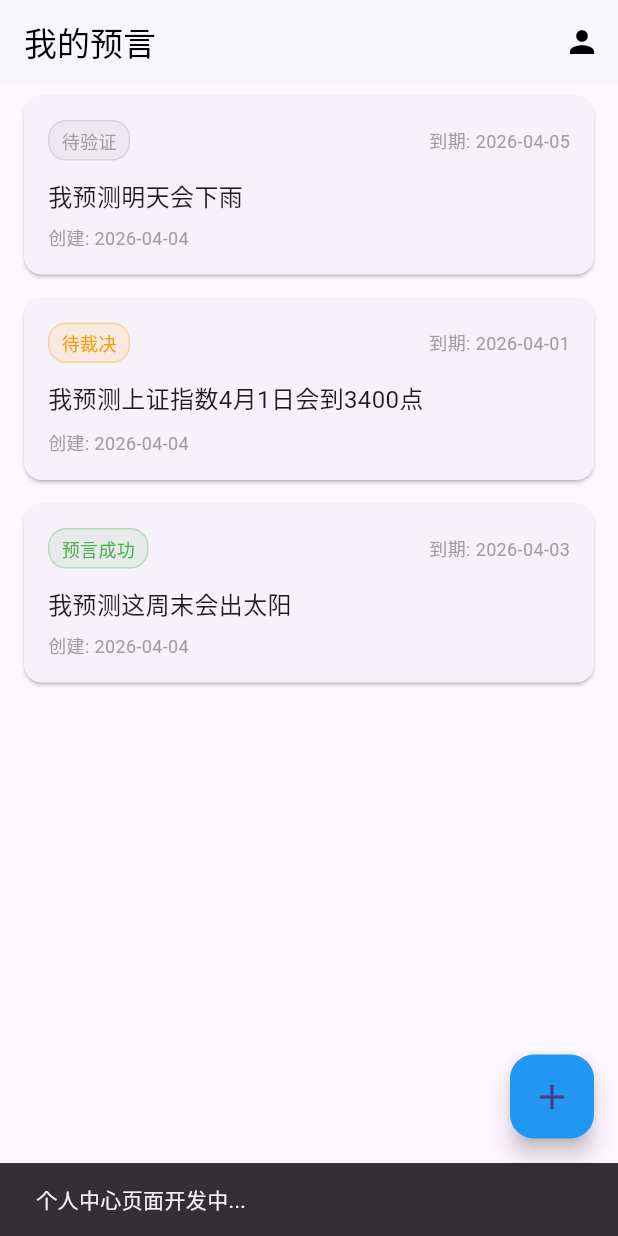
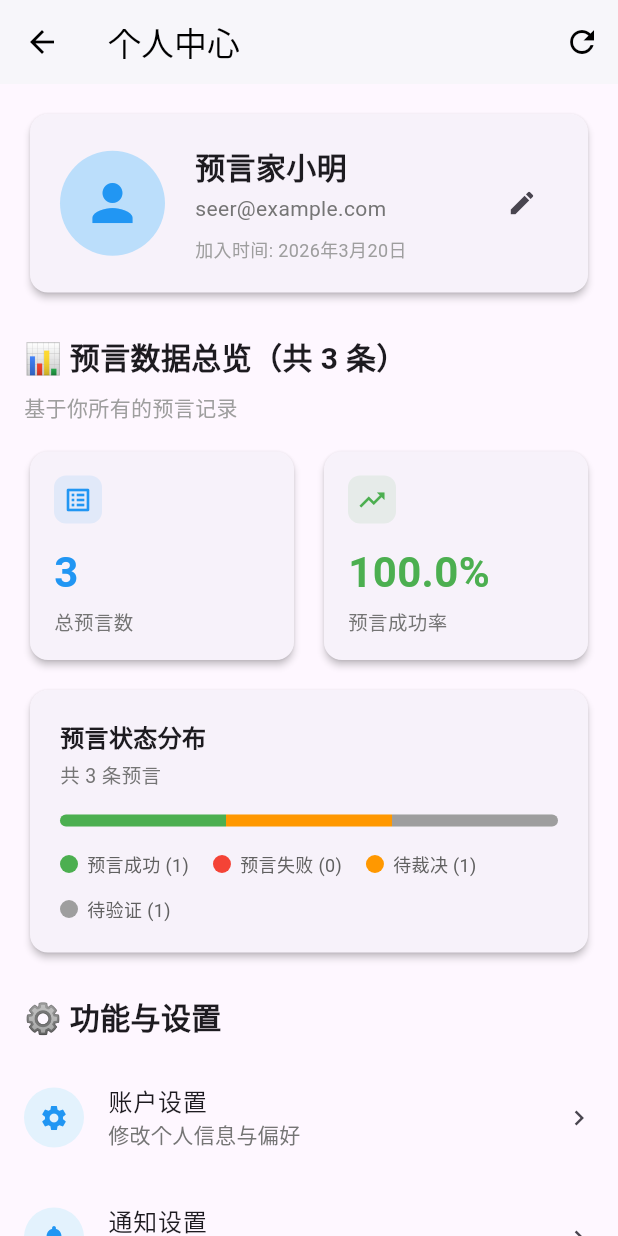
Before and after one commit to sytq2000/SeerX, a Flutter app: the HomePage screen opened directly, after a tap on the "person" icon, on a phone screen of 412 x 824 dp. Run offline on Flutter 3.47's test engine with Material 3 defaults, Android fonts, the phone set to English and light mode, and no system bars; our stand-ins replace shared_preferences; accounts and stored records are empty.

Commit message:
feat: 实现V0.3个人中心与数据统计功能 (#3)
- 新增个人中心页面 (profile_page.dart)，包含完整的用户信息与数据看板UI
- 在PredictionService中扩展，添加getPredictionStats()方法，实现核心数据统计计算
- 实现个人中心页面的动态数据加载、状态分布可视化与手动刷新功能
- 修改主页导航，集成个人中心入口，完成用户体验闭环
- 修复预言状态自动判断逻辑，确保到期预言正确显示裁决界面

```diff
--- a/lib/pages/home_page.dart
+++ b/lib/pages/home_page.dart
@@ -5,6 +5,8 @@ import '../services/prediction_service.dart';
 import '../widgets/prediction_card.dart';
 import 'create_page.dart';
 import 'detail_page.dart';
+// 在 home_page.dart 的导入部分添加
+import 'profile_page.dart';
 
 class HomePage extends StatefulWidget {
   const HomePage({super.key});
@@ -76,16 +78,34 @@ class _HomePageState extends State<HomePage> {
     return Scaffold(
       appBar: AppBar(
         title: const Text('我的预言'),
+        // 在 home_page.dart 的 AppBar actions 中，修改以下部分：
       actions: [
         IconButton(
           icon: const Icon(Icons.person),
           onPressed: () {
-              ScaffoldMessenger.of(context).showSnackBar(
-                const SnackBar(content: Text('个人中心页面开发中...')),
+            // 修改前：显示SnackBar
+            // ScaffoldMessenger.of(context).showSnackBar(
+            //   const SnackBar(content: Text('个人中心页面开发中...')),
+            // );
+
+            // 修改后：导航到个人中心页面
+            Navigator.push(
+              context,
+              MaterialPageRoute(builder: (context) => const ProfilePage()),
             );
           },
         ),
       ],
+        // actions: [
+        //   IconButton(
+        //     icon: const Icon(Icons.person),
+        //     onPressed: () {
+        //       ScaffoldMessenger.of(context).showSnackBar(
+        //         const SnackBar(content: Text('个人中心页面开发中...')),
+        //       );
+        //     },
+        //   ),
+        // ],
       ),
       body: _isLoading
           ? const Center(
--- /dev/null
+++ b/lib/pages/profile_page.dart
@@ -0,0 +1,549 @@
+// lib/pages/profile_page.dart
+import 'package:flutter/material.dart';
+import '../services/prediction_service.dart';
+
+class ProfilePage extends StatefulWidget {
+  const ProfilePage({super.key});
+
+  @override
+  State<ProfilePage> createState() => _ProfilePageState();
+}
+
+class _ProfilePageState extends State<ProfilePage> {
+  // 状态变量
+  Map<String, dynamic> _stats = {};
+  bool _isLoading = true;
+
+  @override
+  void initState() {
+    super.initState();
+    _loadStats();
+  }
+
+  /// 加载统计数据
+  void _loadStats() {
+    setState(() {
+      _stats = PredictionService.getPredictionStats();
+      _isLoading = false;
+    });
+  }
+
+  @override
+  Widget build(BuildContext context) {
+    // 加载状态显示
+    if (_isLoading) {
+      return Scaffold(
+        appBar: AppBar(
+          title: const Text('个人中心'),
+          leading: IconButton(
+            icon: const Icon(Icons.arrow_back),
+            onPressed: () => Navigator.pop(context),
+          ),
+        ),
+        body: const Center(
+          child: Column(
+            mainAxisAlignment: MainAxisAlignment.center,
+            children: [
+              CircularProgressIndicator(),
+              SizedBox(height: 16),
+              Text('加载统计数据中...'),
+            ],
+          ),
+        ),
+      );
+    }
+
+    // 从 _stats 中获取真实数据
+    final int totalPredictions = _stats['total'] ?? 0;
+    final int successfulPredictions = _stats['successful'] ?? 0;
+    final int failedPredictions = _stats['failed'] ?? 0;
+    final int pendingPredictions = _stats['pending'] ?? 0;
+    final int judgingPredictions = _stats['judging'] ?? 0;
+    final double successRate = _stats['successRate'] ?? 0.0;
+
+    // 用户信息（暂时保持模拟，未来可从 AuthService 获取）
+    final String userName = '预言家小明';
+    final String userEmail = 'seer@example.com';
+    final String joinDate = '2026年3月20日';
+
+    return Scaffold(
+      appBar: AppBar(
+        title: const Text('个人中心'),
+        leading: IconButton(
+          icon: const Icon(Icons.arrow_back),
+          onPressed: () => Navigator.pop(context),
+        ),
+        actions: [
+          // 刷新按钮
+          IconButton(
+            icon: const Icon(Icons.refresh),
+            onPressed: () {
+              setState(() {
+                _isLoading = true;
+              });
+              // 短暂延迟后重新加载，让用户看到加载效果
+              Future.delayed(const Duration(milliseconds: 300), () {
+                _loadStats();
+              });
+            },
+            tooltip: '刷新数据',
+          ),
+        ],
+      ),
+      body: SingleChildScrollView(
+        padding: const EdgeInsets.all(16.0),
+        child: Column(
+          crossAxisAlignment: CrossAxisAlignment.start,
+          children: [
+            // ========== 用户信息卡片 ==========
+            _buildUserInfoCard(context, userName, userEmail, joinDate),
+
+            const SizedBox(height: 24),
+
+            // ========== 数据总览标题 ==========
+            Text(
+              '📊 预言数据总览（共 $totalPredictions 条）',
+              style: const TextStyle(
+                fontSize: 20,
+                fontWeight: FontWeight.bold,
+              ),
+            ),
+            const SizedBox(height: 8),
+            const Text(
+              '基于你所有的预言记录',
+              style: TextStyle(color: Colors.grey),
+            ),
+
+            const SizedBox(height: 16),
+
+            // ========== 核心数据卡片 ==========
+            Row(
+              children: [
+                // 总预言数卡片
+                Expanded(
+                  child: _buildStatCard(
+                    context,
+                    title: '总预言数',
+                    value: totalPredictions.toString(),
+                    icon: Icons.list_alt,
+                    color: Colors.blue,
+                  ),
+                ),
+                const SizedBox(width: 12),
+                // 成功率卡片
+                Expanded(
+                  child: _buildStatCard(
+                    context,
+                    title: '预言成功率',
+                    value: '${successRate.toStringAsFixed(1)}%',
+                    icon: Icons.trending_up,
+                    color: Colors.green,
+                  ),
+                ),
+              ],
+            ),
+
+            const SizedBox(height: 12),
+
+            // ========== 状态分布卡片 ==========
+            _buildStatusDistributionCard(
+              context,
+              successful: successfulPredictions,
+              failed: failedPredictions,
+              pending: pendingPredictions,
+              judging: judgingPredictions,
+              total: totalPredictions,
+            ),
+
+            const SizedBox(height: 24),
+
+            // ========== 功能入口区域 ==========
+            const Text(
+              '⚙️ 功能与设置',
+              style: TextStyle(
+                fontSize: 20,
+                fontWeight: FontWeight.bold,
+              ),
+            ),
+            const SizedBox(height: 12),
+
+            _buildFunctionItem(
+              context,
+              icon: Icons.settings,
+              title: '账户设置',
+              subtitle: '修改个人信息与偏好',
+              onTap: () {
+                ScaffoldMessenger.of(context).showSnackBar(
+                  const SnackBar(content: Text('账户设置功能开发中...')),
+                );
+              },
+            ),
+            _buildFunctionItem(
+              context,
+              icon: Icons.notifications,
+              title: '通知设置',
+              subtitle: '管理预言到期提醒',
+              onTap: () {
+                ScaffoldMessenger.of(context).showSnackBar(
+                  const SnackBar(content: Text('通知设置功能开发中...')),
+                );
+              },
+            ),
+            _buildFunctionItem(
+              context,
+              icon: Icons.help_outline,
+              title: '帮助与反馈',
+              subtitle: '查看使用指南或报告问题',
+              onTap: () {
+                ScaffoldMessenger.of(context).showSnackBar(
+                  const SnackBar(content: Text('帮助与反馈功能开发中...')),
+                );
+              },
+            ),
+
+            const SizedBox(height: 20),
+
+            // ========== 退出登录按钮 ==========
+            SizedBox(
+              width: double.infinity,
+              child: OutlinedButton(
+                onPressed: () {
+                  // TODO: 实现退出登录逻辑
+                  ScaffoldMessenger.of(context).showSnackBar(
+                    const SnackBar(content: Text('退出登录功能开发中...')),
+                  );
+                },
+                style: OutlinedButton.styleFrom(
+                  padding: const EdgeInsets.symmetric(vertical: 16),
+                  side: BorderSide(color: Colors.grey.shade300),
+                ),
+                child: const Text(
+                  '退出登录',
+                  style: TextStyle(color: Colors.red),
+                ),
+              ),
+            ),
+          ],
+        ),
+      ),
+    );
+  }
+
+  // ========== 自定义组件方法 ==========
+
+  /// 构建用户信息卡片
+  Widget _buildUserInfoCard(
+    BuildContext context,
+    String userName,
+    String userEmail,
+    String joinDate,
+  ) {
+    return Card(
+      elevation: 2,
+      shape: RoundedRectangleBorder(
+        borderRadius: BorderRadius.circular(12),
+      ),
+      child: Padding(
+        padding: const EdgeInsets.all(20),
+        child: Row(
+          children: [
+            // 用户头像
+            Container(
+              width: 70,
+              height: 70,
+              decoration: BoxDecoration(
+                color: Colors.blue.shade100,
+                shape: BoxShape.circle,
+              ),
+              child: const Icon(
+                Icons.person,
+                size: 40,
+                color: Colors.blue,
+              ),
+            ),
+            const SizedBox(width: 20),
+            // 用户信息
+            Expanded(
+              child: Column(
+                crossAxisAlignment: CrossAxisAlignment.start,
+                children: [
+                  Text(
+                    userName,
+                    style: const TextStyle(
+                      fontSize: 20,
+                      fontWeight: FontWeight.bold,
+                    ),
+                  ),
+                  const SizedBox(height: 4),
+                  Text(
+                    userEmail,
+                    style: TextStyle(
+                      fontSize: 14,
+                      color: Colors.grey.shade600,
+                    ),
+                  ),
+                  const SizedBox(height: 8),
+                  Text(
+                    '加入时间: $joinDate',
+                    style: TextStyle(
+                      fontSize: 12,
+                      color: Colors.grey.shade500,
+                    ),
+                  ),
+                ],
+              ),
+            ),
+            // 编辑按钮
+            IconButton(
+              onPressed: () {
+                ScaffoldMessenger.of(context).showSnackBar(
+                  const SnackBar(content: Text('编辑资料功能开发中...')),
+                );
+              },
+              icon: const Icon(Icons.edit, size: 20),
+            ),
+          ],
+        ),
+      ),
+    );
+  }
+
+  /// 构建统计数据卡片
+  Widget _buildStatCard(
+    BuildContext context, {
+    required String title,
+    required String value,
+    required IconData icon,
+    required Color color,
+  }) {
+    return Card(
+      elevation: 2,
+      shape: RoundedRectangleBorder(
+        borderRadius: BorderRadius.circular(12),
+      ),
+      child: Padding(
+        padding: const EdgeInsets.all(16),
+        child: Column(
+          crossAxisAlignment: CrossAxisAlignment.start,
+          children: [
+            Row(
+              mainAxisAlignment: MainAxisAlignment.spaceBetween,
+              children: [
+                Container(
+                  padding: const EdgeInsets.all(6),
+                  decoration: BoxDecoration(
+                    color: color.withOpacity(0.1),
+                    borderRadius: BorderRadius.circular(8),
+                  ),
+                  child: Icon(icon, size: 20, color: color),
+                ),
+              ],
+            ),
+            const SizedBox(height: 12),
+            Text(
+              value,
+              style: TextStyle(
+                fontSize: 28,
+                fontWeight: FontWeight.bold,
+                color: color,
+              ),
+            ),
+            const SizedBox(height: 4),
+            Text(
+              title,
+              style: TextStyle(
+                fontSize: 13,
+                color: Colors.grey.shade600,
+              ),
+            ),
+          ],
+        ),
+      ),
+    );
+  }
+
+  /// 构建状态分布卡片
+  Widget _buildStatusDistributionCard(
+    BuildContext context, {
+    required int successful,
+    required int failed,
+    required int pending,
+    required int judging,
+    required int total,
+  }) {
+    // 计算各状态比例（用于视觉指示条）
+    final double successRatio = total > 0 ? successful / total : 0;
+    final double failedRatio = total > 0 ? failed / total : 0;
+    final double pendingRatio = total > 0 ? pending / total : 0;
+    final double judgingRatio = total > 0 ? judging / total : 0;
+
+    return Card(
+      elevation: 2,
+      shape: RoundedRectangleBorder(
+        borderRadius: BorderRadius.circular(12),
+      ),
+      child: Padding(
+        padding: const EdgeInsets.all(20),
+        child: Column(
+          crossAxisAlignment: CrossAxisAlignment.start,
+          children: [
+            const Text(
+              '预言状态分布',
+              style: TextStyle(
+                fontSize: 16,
+                fontWeight: FontWeight.w600,
+              ),
+            ),
+            const SizedBox(height: 4),
+            Text(
+              '共 $total 条预言',
+              style: TextStyle(
+                fontSize: 13,
+                color: Colors.grey.shade600,
+              ),
+            ),
+            const SizedBox(height: 16),
+
+            // 状态分布指示条
+            Container(
+              height: 8,
+              decoration: BoxDecoration(
+                color: Colors.grey.shade200,
+                borderRadius: BorderRadius.circular(4),
+              ),
+              child: Row(
+                children: [
+                  // 成功部分
+                  if (successRatio > 0)
+                    Expanded(
+                      flex: (successRatio * 100).round(),
+                      child: Container(
+                        decoration: BoxDecoration(
+                          color: Colors.green,
+                          borderRadius: const BorderRadius.only(
+                            topLeft: Radius.circular(4),
+                            bottomLeft: Radius.circular(4),
+                          ),
+                        ),
+                      ),
+                    ),
+                  // 失败部分
+                  if (failedRatio > 0)
+                    Expanded(
+                      flex: (failedRatio * 100).round(),
+                      child: Container(color: Colors.red),
+                    ),
+                  // 待裁决部分
+                  if (judgingRatio > 0)
+                    Expanded(
+                      flex: (judgingRatio * 100).round(),
+                      child: Container(color: Colors.orange),
+                    ),
+                  // 待验证部分
+                  if (pendingRatio > 0)
+                    Expanded(
+                      flex: (pendingRatio * 100).round(),
+                      child: Container(
+                        decoration: BoxDecoration(
+                          color: Colors.grey,
+                          borderRadius: const BorderRadius.only(
+                            topRight: Radius.circular(4),
+                            bottomRight: Radius.circular(4),
+                          ),
+                        ),
+                      ),
+                    ),
+                ],
+              ),
+            ),
+
+            const SizedBox(height: 16),
+
+            // 状态图例
+            Wrap(
+              spacing: 16,
+              runSpacing: 12,
+              children: [
+                _buildStatusLegend(
+                  color: Colors.green,
+                  label: '预言成功',
+                  count: successful,
+                ),
+                _buildStatusLegend(
+                  color: Colors.red,
+                  label: '预言失败',
+                  count: failed,
+                ),
+                _buildStatusLegend(
+                  color: Colors.orange,
+                  label: '待裁决',
+                  count: judging,
+                ),
+                _buildStatusLegend(
+                  color: Colors.grey,
+                  label: '待验证',
+                  count: pending,
+                ),
+              ],
+            ),
+          ],
+        ),
+      ),
+    );
+  }
+
+  /// 构建状态图例项
+  Widget _buildStatusLegend({
+    required Color color,
+    required String label,
+    required int count,
+  }) {
+    return Row(
+      mainAxisSize: MainAxisSize.min,
+      children: [
+        Container(
+          width: 12,
+          height: 12,
+          decoration: BoxDecoration(
+            color: color,
+            shape: BoxShape.circle,
+          ),
+        ),
+        const SizedBox(width: 6),
+        Text(
+          '$label ($count)',
+          style: TextStyle(
+            fontSize: 12,
+            color: Colors.grey.shade700,
+          ),
+        ),
+      ],
+    );
+  }
+
+  /// 构建功能列表项
+  Widget _buildFunctionItem(
+    BuildContext context, {
+    required IconData icon,
+    required String title,
+    required String subtitle,
+    required VoidCallback onTap,
+  }) {
+    return ListTile(
+      leading: Container(
+        width: 40,
+        height: 40,
+        decoration: BoxDecoration(
+          color: Colors.blue.shade50,
+          shape: BoxShape.circle,
+        ),
+        child: Icon(icon, size: 20, color: Colors.blue),
+      ),
+      title: Text(title, style: const TextStyle(fontWeight: FontWeight.w500)),
+      subtitle: Text(subtitle, style: TextStyle(color: Colors.grey.shade600)),
+      trailing: const Icon(Icons.chevron_right, size: 20),
+      onTap: onTap,
+      contentPadding: const EdgeInsets.symmetric(vertical: 4),
+    );
+  }
+}
--- a/lib/services/prediction_service.dart
+++ b/lib/services/prediction_service.dart
@@ -115,4 +115,68 @@ class PredictionService {
       ),
     ];
   }
+  // ========== 新增：V0.3 数据统计方法 ==========
+
+  /// 获取用户预言统计数据
+  static Map<String, dynamic> getPredictionStats() {
+    final now = DateTime.now();
+    int total = _predictions.length;
+    int successful = 0;
+    int failed = 0;
+    int pending = 0;
+    int judging = 0;
+
+    // 遍历所有预言，按状态分类计数
+    for (var prediction in _predictions) {
+      switch (prediction.status) {
+        case 'success':
+          successful++;
+          break;
+        case 'failure':
+          failed++;
+          break;
+        case 'judging':
+          judging++;
+          break;
+        case 'pending':
+          // 检查是否需要自动更新为"待裁决"
+          if (prediction.dueDate.isBefore(now) ||
+              prediction.dueDate.isAtSameMomentAs(now)) {
+            judging++; // 统计时计入待裁决
+          } else {
+            pending++;
+          }
+          break;
+      }
+    }
+
+    // 计算成功率（避免除零错误）
+    double successRate = 0.0;
+    int judgedTotal = successful + failed;
+    if (judgedTotal > 0) {
+      successRate = (successful / judgedTotal) * 100;
+    }
+
+    return {
+      'total': total,
+      'successful': successful,
+      'failed': failed,
+      'pending': pending,
+      'judging': judging,
+      'successRate': successRate,
+    };
+  }
+
+  /// 获取最近的预言（用于可能的趋势分析）
+  static List<Prediction> getRecentPredictions({int limit = 10}) {
+    if (_predictions.isEmpty) return [];
+
+    // 按创建时间倒序排列，取最新的
+    List<Prediction> sorted = List.from(_predictions);
+    sorted.sort((a, b) => b.createdAt.compareTo(a.createdAt));
+
+    return sorted.take(limit).toList();
+  }
+
+
 }
```
Lines whose indentation alone changed are shown as unchanged.
